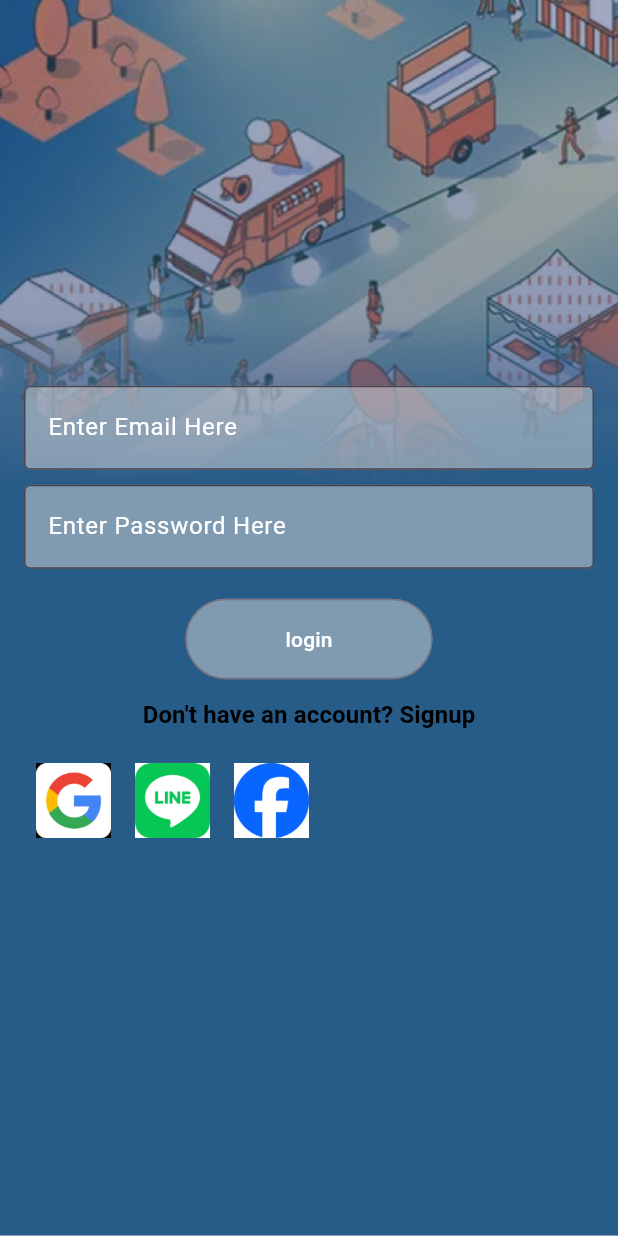
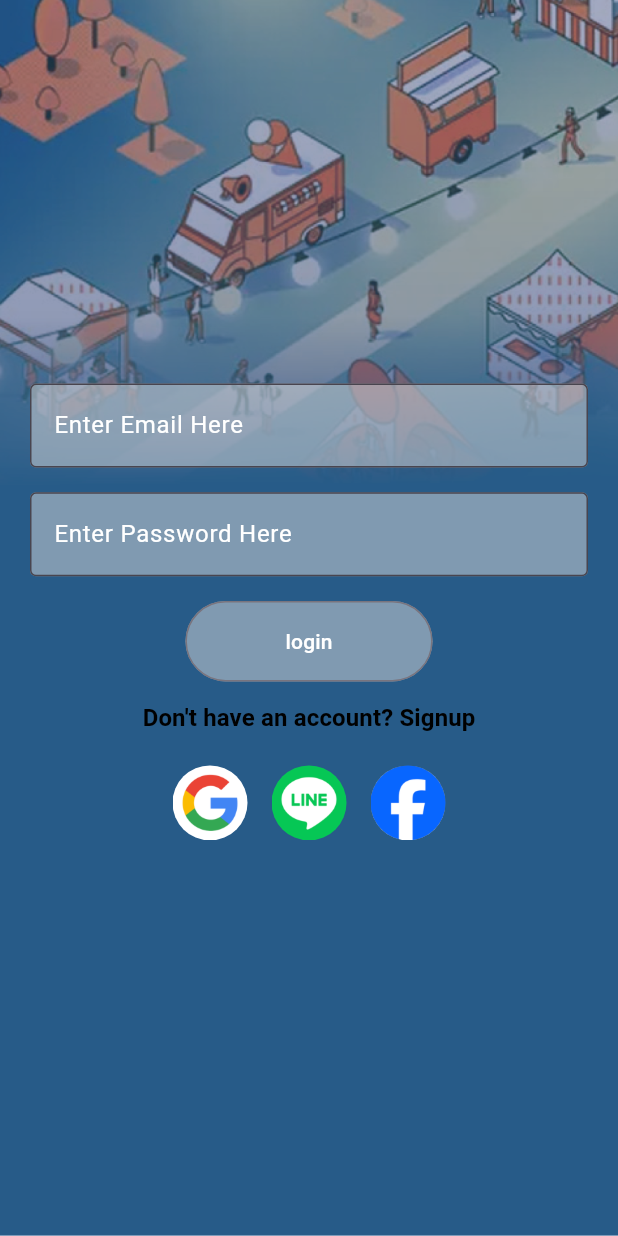
Before and after one commit to jimmy88623/NightMarket, a Flutter app: the screen it shows after launch, on a phone screen of 412 x 824 dp. Run offline on Flutter 3.47's test engine with Material 3 defaults, Android fonts, the phone set to English and light mode, and no system bars; our stand-ins replace camera, image_picker, settings_ui, shared_preferences.

Commit message:
login page revise

```diff
--- a/assets/food_cn.json
+++ b/assets/food_cn.json
@@ -4,7 +4,7 @@
     "category":"Salty",
     "introduce": "蚵仔煎是台灣夜市常見的傳統小吃，以新鮮的生蚵仔與蛋液及麵粉混合後，倒入鐵板上並加上青菜煎熟，外酥內嫩，香氣四溢，常配上特製醬料及蒜泥辣椒，美味可口。",
     "key_word": ["蚵仔","蛋液","麵粉","煎熟"],
-    "remind": ["辣椒醬"],
+    "remind": ["辣椒醬","辣粉"],
     "img_url": ""
   },
   "雞排": {
--- a/lib/login/loginPage.dart
+++ b/lib/login/loginPage.dart
@@ -76,7 +76,7 @@ class _LoginPageState extends State<LoginPage> {
           ),
           Center(
             child: Padding(
-              padding: EdgeInsets.all(16.0),
+              padding: EdgeInsets.all(20.0),
               child: Column(
                 mainAxisSize: MainAxisSize.min,
                 children: <Widget>[
@@ -95,7 +95,7 @@ class _LoginPageState extends State<LoginPage> {
                       ),
                     ),
                   ),
-                  SizedBox(height: 10),
+                  SizedBox(height: MediaQuery.of(context).size.width*0.04),
                   TextField(
                     controller: _passwordController,
                     decoration: const InputDecoration(
@@ -112,7 +112,8 @@ class _LoginPageState extends State<LoginPage> {
                     ),
                     obscureText: true,
                   ),
-                  SizedBox(height: 20),
+
+                  SizedBox(height: MediaQuery.of(context).size.width*0.04),
                   OutlinedButton(
                     onPressed: _login,
                     style: ElevatedButton.styleFrom(
@@ -141,18 +142,28 @@ class _LoginPageState extends State<LoginPage> {
                   ),
                   Center(
                     child: Row(
+                      mainAxisAlignment: MainAxisAlignment.center,
                       children: [
                         IconButton(
-                          onPressed: (){},
-                          icon:Image.asset('assets/google.png',height: 50,width: 50,)
+                          onPressed: () {},
+                          icon: ClipOval(
+                            child: Image.asset('assets/google.png',
+                                height: 50, width: 50),
+                          ),
                         ),
                         IconButton(
-                            onPressed: (){},
-                            icon:Image.asset('assets/line.png',height: 50,width: 50,)
+                          onPressed: () {},
+                          icon: ClipOval(
+                            child: Image.asset('assets/line.png',
+                                height: 50, width: 50),
+                          ),
                         ),
                         IconButton(
-                            onPressed: (){},
-                            icon:Image.asset('assets/fb.png',height: 50,width: 50,)
+                          onPressed: () {},
+                          icon: ClipOval(
+                            child: Image.asset('assets/fb.png',
+                                height: 50, width: 50),
+                          ),
                         )
                       ],
                     ),
```
Also changed, not shown: lib/Food Illustration/FoodDetail.dart (+31 -55 lines).
